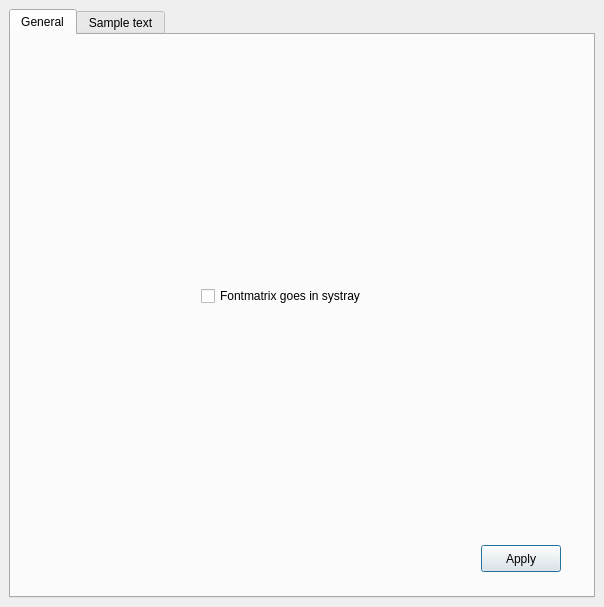
Above: src/prefs_panel.ui from fontmatrix/fontmatrix before the change. Below: the same form after it.
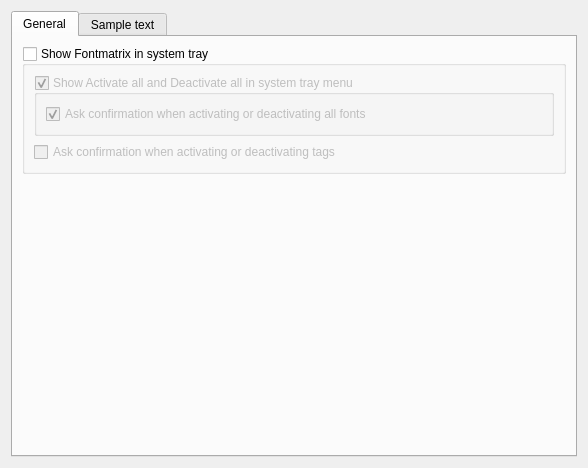
That is the form after the change. Icons and pictures are not drawn.

Commit message: First bits of the systray controls

Diff of the .ui file:
```diff
--- a/src/prefs_panel.ui
+++ b/src/prefs_panel.ui
@@ -5,8 +5,8 @@
    <rect>
     <x>0</x>
     <y>0</y>
-    <width>604</width>
-    <height>607</height>
+    <width>584</width>
+    <height>468</height>
    </rect>
   </property>
   <property name="windowTitle" >
@@ -15,15 +15,9 @@
   <property name="windowIcon" >
    <iconset resource="application.qrc" >:/fontmatrix_icon.png</iconset>
   </property>
+  <layout class="QGridLayout" >
+   <item row="0" column="0" >
   <widget class="QTabWidget" name="mainTab" >
-   <property name="geometry" >
-    <rect>
-     <x>9</x>
-     <y>9</y>
-     <width>586</width>
-     <height>589</height>
-    </rect>
-   </property>
    <property name="currentIndex" >
     <number>0</number>
    </property>
@@ -31,32 +25,68 @@
     <attribute name="title" >
      <string>General</string>
     </attribute>
-    <widget class="QCheckBox" name="checkBox" >
-     <property name="geometry" >
-      <rect>
-       <x>190</x>
-       <y>250</y>
-       <width>251</width>
-       <height>22</height>
-      </rect>
-     </property>
+      <layout class="QVBoxLayout" >
+       <item>
+        <widget class="QGroupBox" name="systrayFrame" >
+         <property name="title" >
+          <string>Show Fontmatrix in system tray</string>
+         </property>
+         <property name="checkable" >
+          <bool>true</bool>
+         </property>
+         <property name="checked" >
+          <bool>false</bool>
+         </property>
+         <layout class="QVBoxLayout" >
+          <item>
+           <widget class="QGroupBox" name="activateAllFrame" >
+            <property name="title" >
+             <string>Show Activate all and Deactivate all in system tray menu</string>
+            </property>
+            <property name="flat" >
+             <bool>true</bool>
+            </property>
+            <property name="checkable" >
+             <bool>true</bool>
+            </property>
+            <layout class="QVBoxLayout" >
+             <item>
+              <widget class="QCheckBox" name="activateAllConfirmation" >
      <property name="text" >
-      <string>Fontmatrix goes in systray</string>
-     </property>
-    </widget>
-    <widget class="QPushButton" name="applyGeneralButton" >
-     <property name="geometry" >
-      <rect>
-       <x>470</x>
-       <y>510</y>
-       <width>80</width>
-       <height>27</height>
-      </rect>
-     </property>
+                <string>Ask confirmation when activating or deactivating all fonts</string>
+               </property>
+               <property name="checked" >
+                <bool>true</bool>
+               </property>
+              </widget>
+             </item>
+            </layout>
+           </widget>
+          </item>
+          <item>
+           <widget class="QCheckBox" name="tagsConfirmation" >
      <property name="text" >
-      <string>Apply</string>
-     </property>
-    </widget>
+             <string>Ask confirmation when activating or deactivating tags</string>
+            </property>
+           </widget>
+          </item>
+         </layout>
+        </widget>
+       </item>
+       <item>
+        <spacer>
+         <property name="orientation" >
+          <enum>Qt::Vertical</enum>
+         </property>
+         <property name="sizeHint" >
+          <size>
+           <width>544</width>
+           <height>261</height>
+          </size>
+         </property>
+        </spacer>
+       </item>
+      </layout>
    </widget>
    <widget class="QWidget" name="tab_2" >
     <attribute name="title" >
@@ -246,6 +276,8 @@
     </layout>
    </widget>
   </widget>
+   </item>
+  </layout>
  </widget>
  <resources>
   <include location="application.qrc" />
```
Lines whose indentation alone changed are shown as unchanged. The commit also changes 5 other files.
